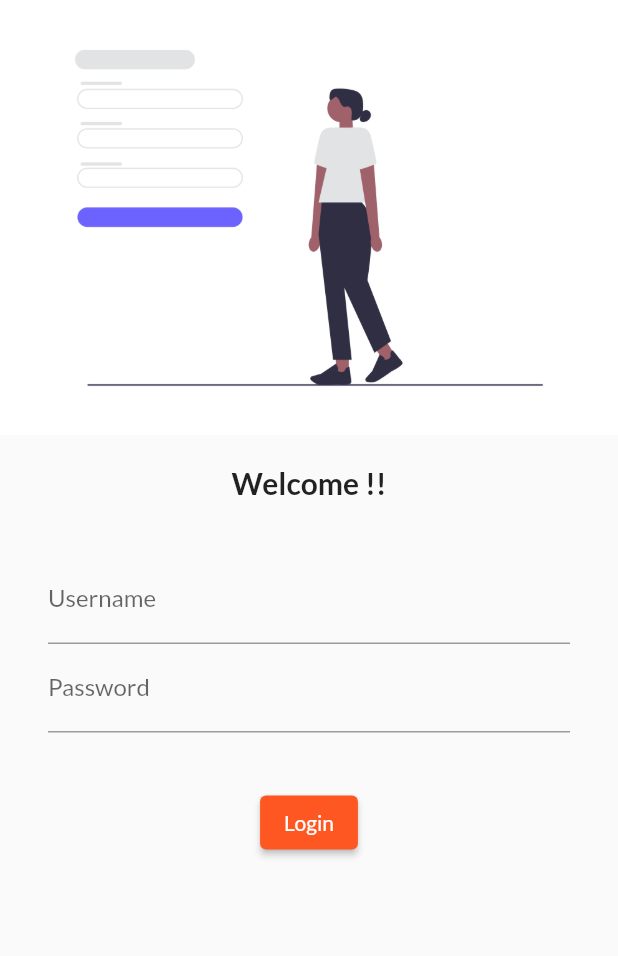
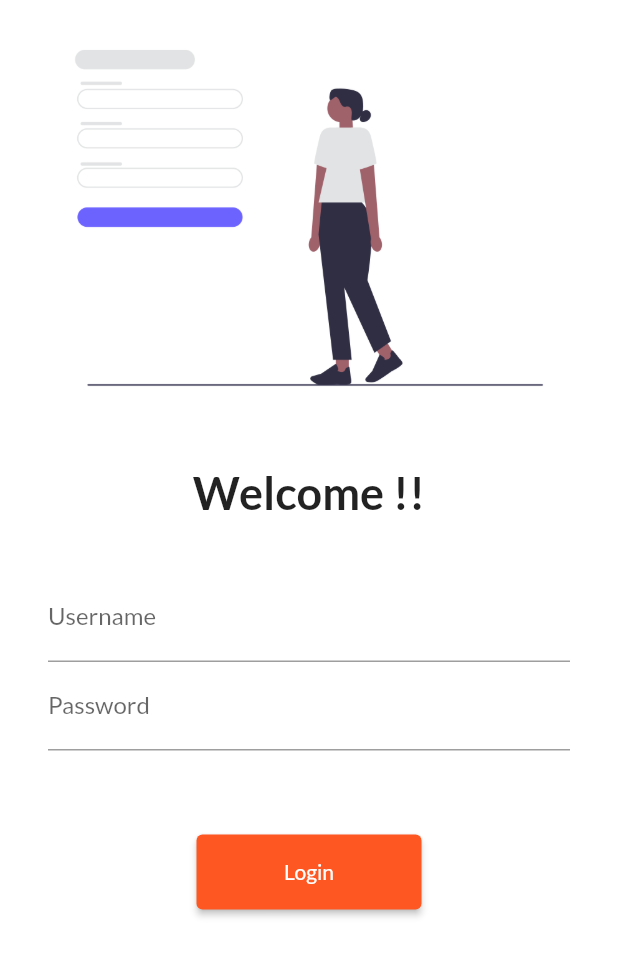
Before and after one commit to bmerchant22/Flutter_tut, a Flutter app: the screen it shows after launch, on a phone screen of 412 x 824 dp. Shown: the top 956 px of the screen. Run offline on Flutter 3.47's test engine with Material 2 defaults, Android fonts, the phone set to English and light mode, and no system bars; our stand-ins replace google_fonts.

Commit message:
Chapter 5 completed

```diff
--- a/lib/main.dart
+++ b/lib/main.dart
@@ -1,6 +1,7 @@
 import 'package:flutter/material.dart';
 import 'package:flutter_application_1/pages/home_page.dart';
 import 'package:flutter_application_1/pages/login_page.dart';
+import 'package:flutter_application_1/utils/routes.dart';
 import 'package:google_fonts/google_fonts.dart';
 
 void main() {
@@ -23,8 +24,8 @@ class MyApp extends StatelessWidget {
       ),
       initialRoute: "/login",
       routes: {
-        "/home": (context)=> HomePage(),
-        "/login": (context)=> LoginPage(),
+        MyRoutes.homeRoute: (context)=> HomePage(),
+       MyRoutes.loginRoute: (context)=> LoginPage(),
       },
     );
   }
--- a/lib/pages/login_page.dart
+++ b/lib/pages/login_page.dart
@@ -1,15 +1,18 @@
 import 'package:flutter/material.dart';
+import 'package:flutter_application_1/utils/routes.dart';
 
 class LoginPage extends StatelessWidget {
   @override
   Widget build(BuildContext context) {
     return Material(
+      color: Colors.white,
+      child: SingleChildScrollView(
         child: Column(
           children: [
             Image.asset("assets/images/login.png"),
             SizedBox(height: 20,),
             Text("Welcome !!", style: TextStyle(
-            fontSize: 20,
+              fontSize: 30,
               fontWeight: FontWeight.bold,
             ),),
             SizedBox(height: 20,),
@@ -32,17 +35,20 @@ class LoginPage extends StatelessWidget {
               ],
         ),
             ),
-          SizedBox(height: 20,),
+            SizedBox(height: 40,),
             ElevatedButton(
               child: Text("Login"),
-            style: TextButton.styleFrom(),
+              style: TextButton.styleFrom(
+                minimumSize: Size(150, 50)
+              ),
               onPressed: () {
-              print("Hi Burhanuddin !!");
+                Navigator.pushNamed(context, MyRoutes.homeRoute);
               },
 
             )
         ],
         ),
+      ),
     );
   }
 }
```
Lines whose indentation alone changed are shown as unchanged.
